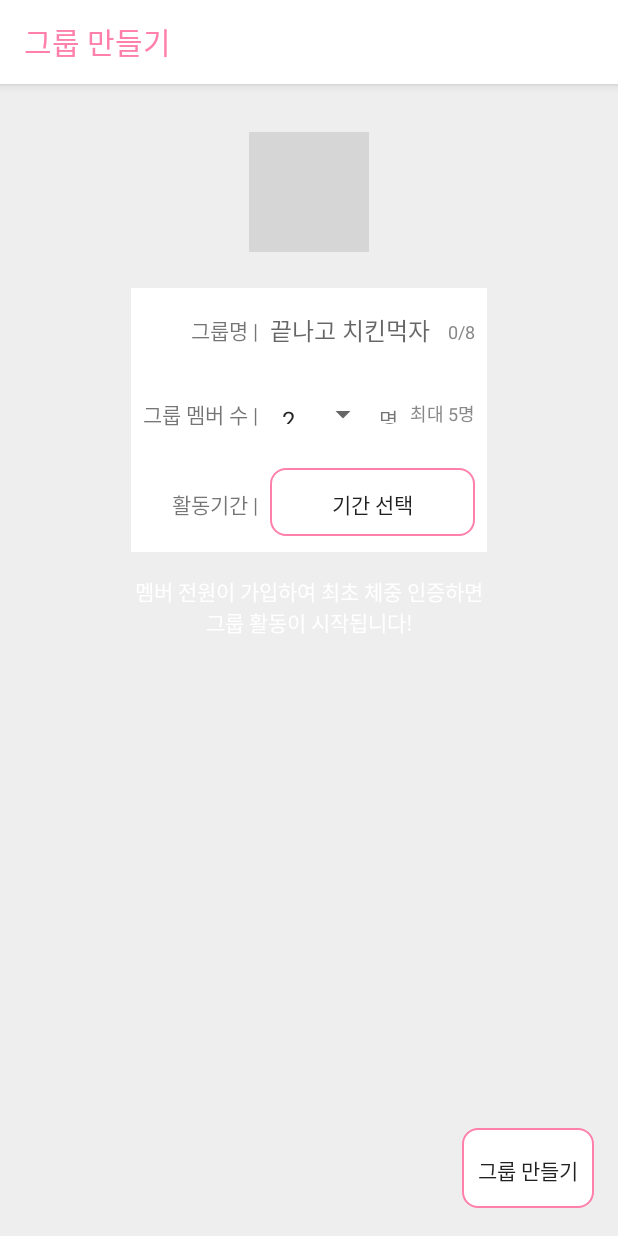
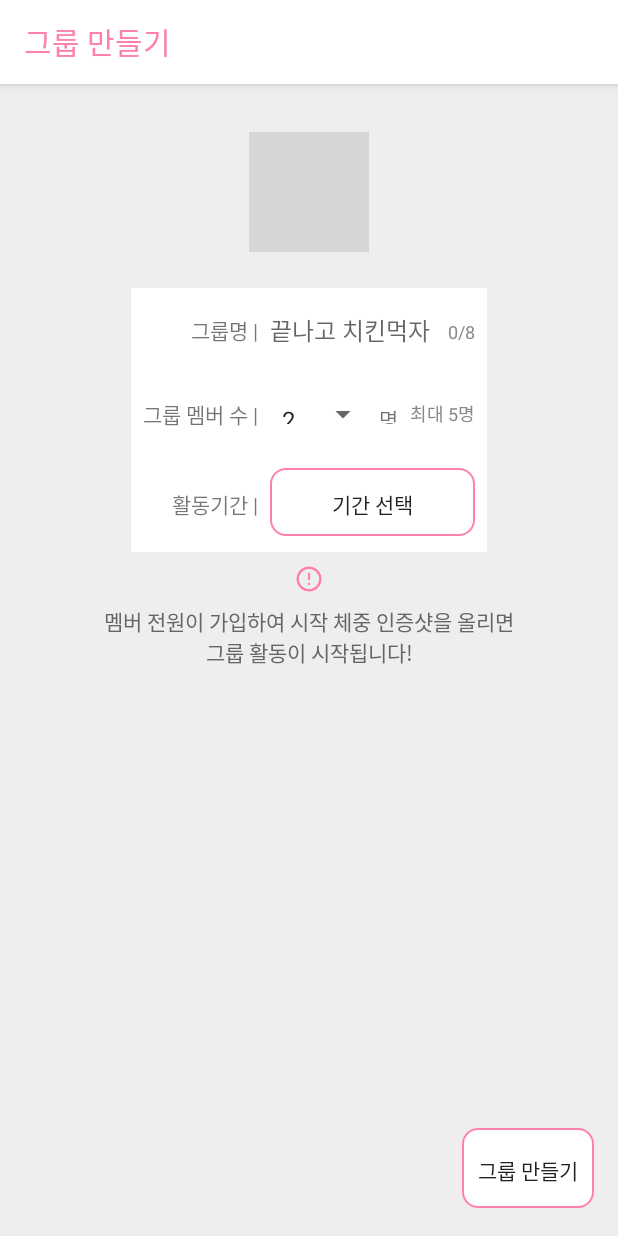
Before and after one commit to sodami/ExGroupV0.1, an Android app: the GroupAddActivity screen opened directly, with no data from a screen before it, on a phone screen of 412 x 824 dp. Run offline under Robolectric (Android 15) with nearby library versions, the phone set to English and light mode, and no system bars; our stand-ins replace ButterKnife, CircleImageView; network calls fail; grey boxes are pictures that could not be loaded.

Commit message:
0310 seulbee + 자동로그인

```diff
--- a/app/src/main/res/layout/activity_group_add.xml
+++ b/app/src/main/res/layout/activity_group_add.xml
@@ -148,13 +148,17 @@
             </TableRow>
         </TableLayout>
 
+        <ImageView
+            android:src="@drawable/attention_pink"
+            android:layout_width="20dp"
+            android:layout_height="20dp" />
         <TextView
             android:layout_width="wrap_content"
             android:layout_height="wrap_content"
             android:layout_margin="@dimen/gmd_margin_default"
             android:gravity="center"
             android:text="@string/when_group_start"
-            android:textColor="#ffffff" />
+            android:textColor="#666666" />
         <!-- <Button          style="?android:attr/borderlessButtonStyle"
              android:textColor="#ffffff"
              android:id="@+id/inviteBtn"
--- a/app/src/main/res/layout/activity_group_search.xml
+++ b/app/src/main/res/layout/activity_group_search.xml
@@ -165,7 +165,7 @@
     <TextView
         android:id="@+id/search_noti"
         android:layout_width="match_parent"
-        android:layout_height="match_parent"
+        android:layout_height="200dp"
         android:background="#eeeeee"
         android:gravity="center"
         android:text="@string/search_info"
--- a/app/src/main/res/values/strings.xml
+++ b/app/src/main/res/values/strings.xml
@@ -32,7 +32,7 @@
     <string name="group_startday">활동시작일 | </string>
 
 
-    <string name="when_group_start">멤버 전원이 가입하여 최초 체중 인증하면\n그룹 활동이 시작됩니다!</string>
+    <string name="when_group_start">멤버 전원이 가입하여 시작 체중 인증샷을 올리면\n그룹 활동이 시작됩니다!</string>
     <string name="date_pick">날짜 선택</string>
     <string name="group_member">그룹 멤버 수 | </string>
     <string name="person_unit">명</string>
```
Also changed, not shown: app/src/main/java/com/google/slashb410/exgroup/ui/EnterActivity.java (+18 -12 lines), app/src/main/res/layout/activity_enter.xml (+1 -7 lines), app/src/main/res/drawable/attention_pink.png (added).
